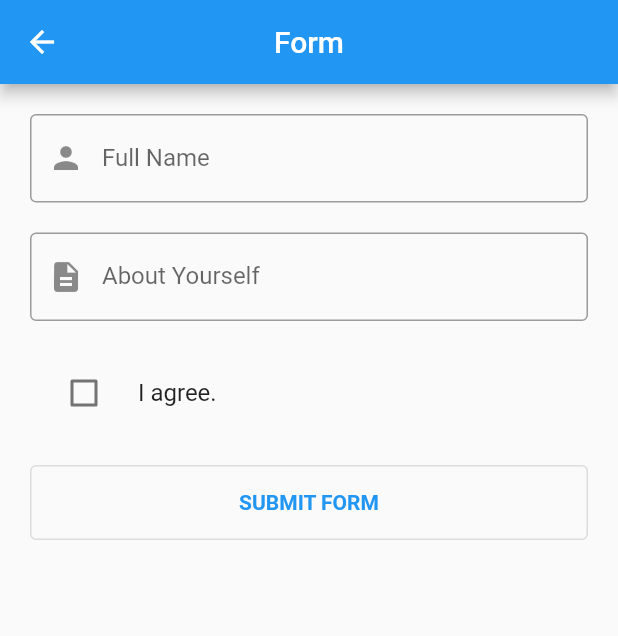
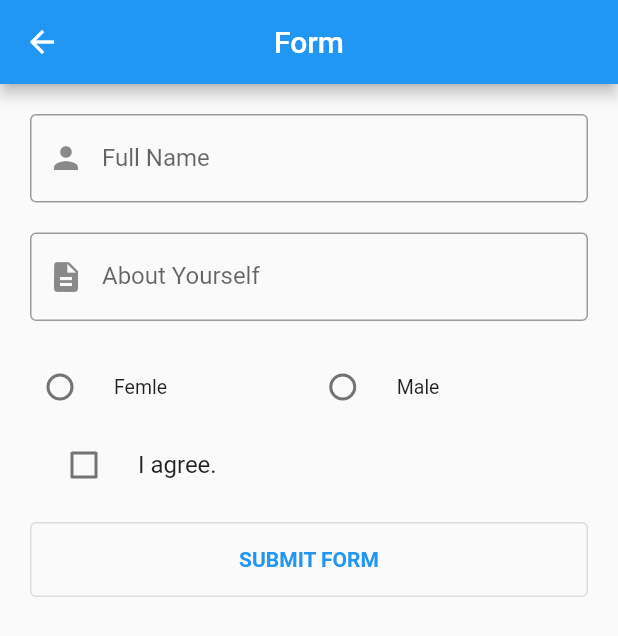
Before and after one commit to Nami24/learning_dart, a Flutter app: the screen it shows after launch, in the side drawer, after a tap on "Form View", on a phone screen of 412 x 824 dp. Shown: the top 636 px of the screen. Run offline on Flutter 3.47's test engine with Material 2 defaults, Android fonts, the phone set to English and light mode, and no system bars.

Commit message:
add radio button in form repo

```diff
--- a/lib/views/form_view.dart
+++ b/lib/views/form_view.dart
@@ -1,5 +1,8 @@
 import 'package:flutter/material.dart';
 import 'package:learningdart/Screens/detail_screen.dart';
+import 'package:learningdart/views/form_view.dart';
+
+enum ProductTypeEnum{Downloadable, Deliverable}
 
 class FormView extends StatefulWidget {
   const FormView({super.key});
@@ -16,6 +19,7 @@ class _FormViewState extends State<FormView> {
   final _aboutController = TextEditingController();
   bool?  _listTileCheckBox = false;
   // bool?  _checkBox = false;
+  ProductTypeEnum? _productTypeEnum;
 
   @override
   void dispose() {
@@ -30,6 +34,7 @@ class _FormViewState extends State<FormView> {
 
   @override
   Widget build(BuildContext context) {
+
     return Scaffold(
       appBar: AppBar(
         title: const Text('Form'),
@@ -63,7 +68,39 @@ class _FormViewState extends State<FormView> {
             const SizedBox(
               height: 20.0,
             ),
-            // Checkbox(
+
+            Row(
+              children: [
+                Expanded(
+                  child: RadioListTile<ProductTypeEnum>(
+                    contentPadding: EdgeInsets.all(0.0),
+                    value: ProductTypeEnum.Deliverable,
+                    groupValue: _productTypeEnum,
+                    dense: true,
+                    title: Text("Femle"),
+                    onChanged: (val) {
+                      setState(() {
+                        _productTypeEnum = val;
+                      });
+                    }),
+                ),
+                const SizedBox(width: 5.0,),
+                Expanded(
+                  child: RadioListTile<ProductTypeEnum>(
+                    contentPadding: EdgeInsets.all(0.0),
+                    value: ProductTypeEnum.Downloadable,
+                    groupValue: _productTypeEnum,
+                    dense: true,
+                    title: Text("Male"),
+                    onChanged: (val) {
+                      setState(() {
+                        _productTypeEnum = val;
+                      });
+                    }),
+                ),
+              ],
+            ),
+             // Checkbox(
             //   checkColor: Colors.white,
             //   activeColor: Colors.purple,
             //   tristate: true,
@@ -86,9 +123,8 @@ class _FormViewState extends State<FormView> {
             controlAffinity: ListTileControlAffinity.leading,
             ),
             const SizedBox(
-              height: 20.0,
+              height: 10.0,
             ),
-
             myBtn(context),
           ],
         ),
@@ -104,7 +140,7 @@ class _FormViewState extends State<FormView> {
         context,
         MaterialPageRoute(builder: (context) {
           return DetailScreen(fullName: _nameController.text, about: _aboutController.text,);
-        }),
+        },),
          );
     },
     child: Text("Submit Form".toUpperCase(),
```
